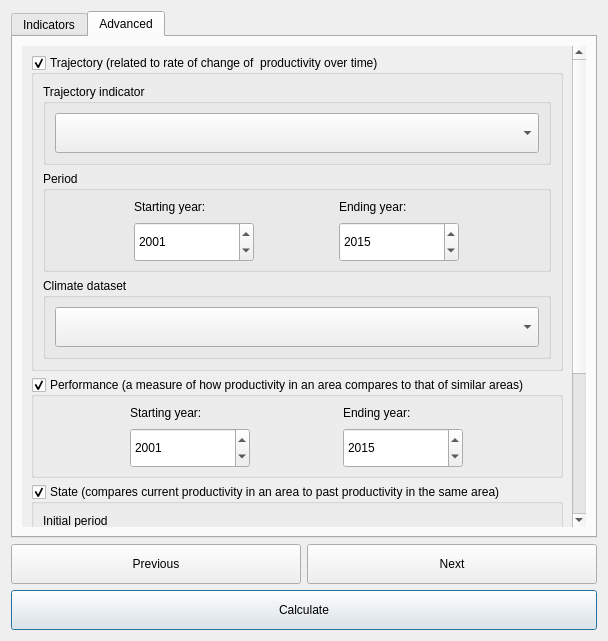
This is LDMP/gui/DlgCalculateProd.ui in LocateIT/trends.earth as Qt 5 draws it before an edit. The edited form follows.
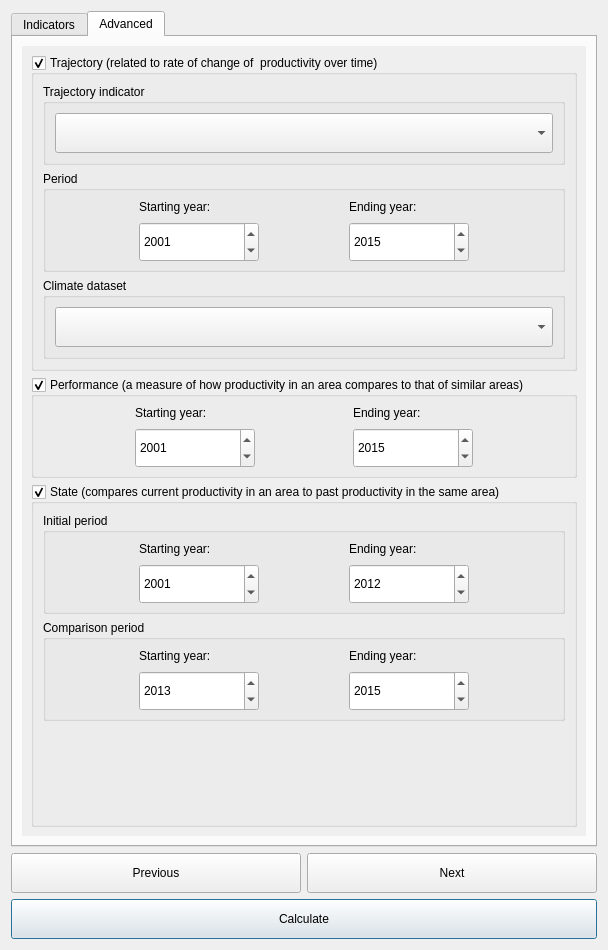
This is the edited form.

```diff
--- a/LDMP/gui/DlgCalculateProd.ui
+++ b/LDMP/gui/DlgCalculateProd.ui
@@ -7,7 +7,7 @@
     <x>0</x>
     <y>0</y>
     <width>608</width>
-    <height>641</height>
+    <height>950</height>
    </rect>
   </property>
   <property name="sizePolicy">
@@ -19,7 +19,7 @@
   <property name="minimumSize">
    <size>
     <width>0</width>
-    <height>400</height>
+    <height>450</height>
    </size>
   </property>
   <property name="windowTitle">
@@ -196,8 +196,8 @@
            <rect>
             <x>0</x>
             <y>0</y>
-            <width>554</width>
-            <height>702</height>
+            <width>568</width>
+            <height>793</height>
            </rect>
           </property>
           <layout class="QVBoxLayout" name="verticalLayout_9">
```
